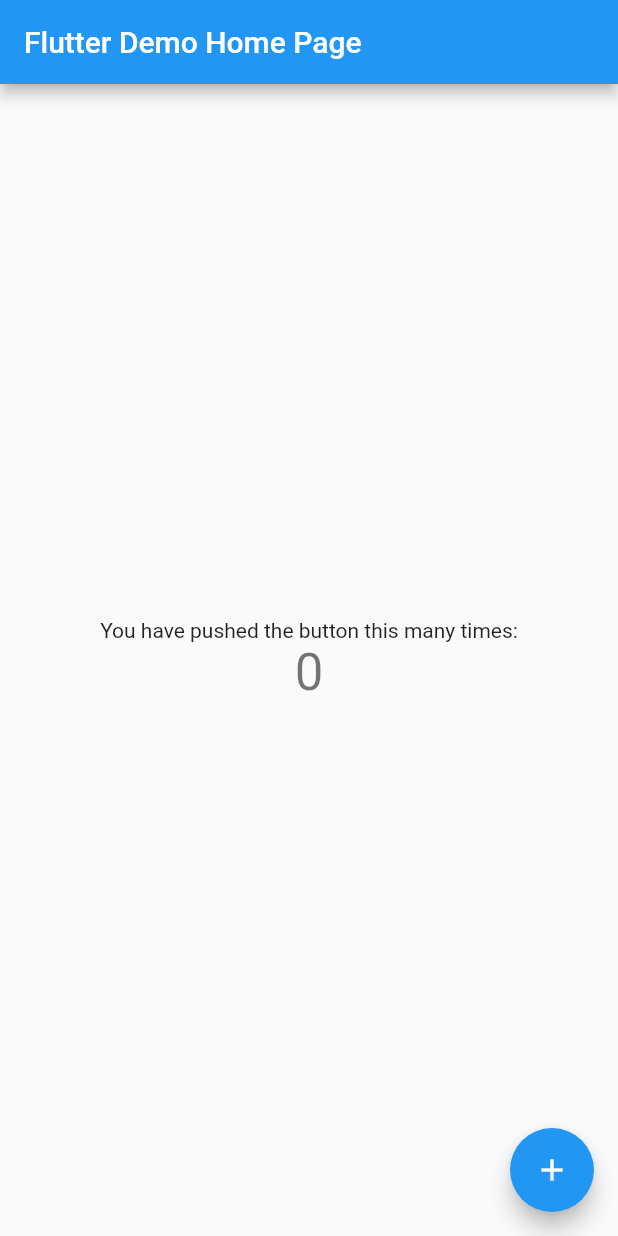
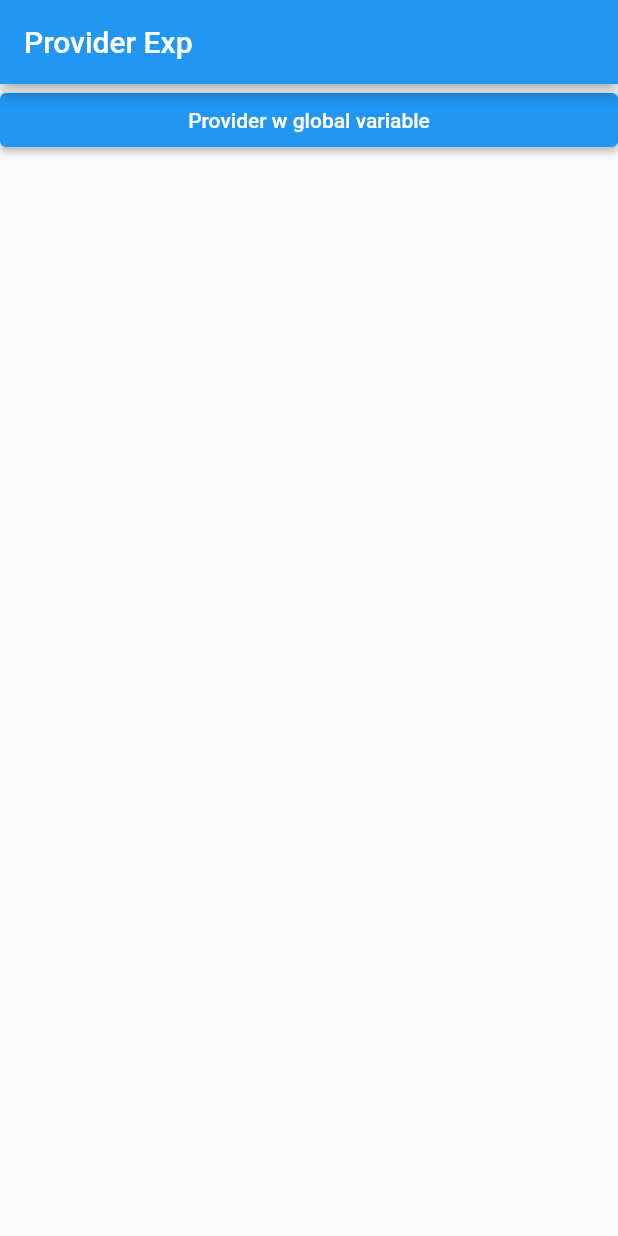
Before and after one commit to faithomotoso/provider_thingies, a Flutter app: the screen it shows after launch, on a phone screen of 412 x 824 dp. Run offline on Flutter 3.47's test engine with Material 2 defaults, Android fonts, the phone set to English and light mode, and no system bars.

Commit message:
Exp with a global variable view model, and testing with ChangeNotifierProvider.value which triggers a rebuild of the whole build method. This global variable can be used as a normal provider  #Please enter the commit message for your changes. Lines starting

```diff
--- a/analysis_options.yaml
+++ /dev/null
@@ -1,29 +0,0 @@
-# This file configures the analyzer, which statically analyzes Dart code to
-# check for errors, warnings, and lints.
-#
-# The issues identified by the analyzer are surfaced in the UI of Dart-enabled
-# IDEs (https://dart.dev/tools#ides-and-editors). The analyzer can also be
-# invoked from the command line by running `flutter analyze`.
-
-# The following line activates a set of recommended lints for Flutter apps,
-# packages, and plugins designed to encourage good coding practices.
-include: package:flutter_lints/flutter.yaml
-
-linter:
-  # The lint rules applied to this project can be customized in the
-  # section below to disable rules from the `package:flutter_lints/flutter.yaml`
-  # included above or to enable additional rules. A list of all available lints
-  # and their documentation is published at
-  # https://dart-lang.github.io/linter/lints/index.html.
-  #
-  # Instead of disabling a lint rule for the entire project in the
-  # section below, it can also be suppressed for a single line of code
-  # or a specific dart file by using the `// ignore: name_of_lint` and
-  # `// ignore_for_file: name_of_lint` syntax on the line or in the file
-  # producing the lint.
-  rules:
-    # avoid_print: false  # Uncomment to disable the `avoid_print` rule
-    # prefer_single_quotes: true  # Uncomment to enable the `prefer_single_quotes` rule
-
-# Additional information about this file can be found at
-# https://dart.dev/guides/language/analysis-options
--- a/lib/main.dart
+++ b/lib/main.dart
@@ -1,8 +1,13 @@
 import 'package:flutter/material.dart';
+import 'package:provider/provider.dart';
+import 'package:provider_thingies/domain/view_models/random_view_model.dart';
+import 'package:provider_thingies/ui/provider_w_global_variable/page1.dart';
 
 void main() {
   runApp(const MyApp());
 }
+
+RandomViewModel randomViewModel = RandomViewModel();
 
 class MyApp extends StatelessWidget {
   const MyApp({Key? key}) : super(key: key);
@@ -10,106 +15,44 @@
   // This widget is the root of your application.
   @override
   Widget build(BuildContext context) {
-    return MaterialApp(
-      title: 'Flutter Demo',
-      theme: ThemeData(
-        // This is the theme of your application.
-        //
-        // Try running your application with "flutter run". You'll see the
-        // application has a blue toolbar. Then, without quitting the app, try
-        // changing the primarySwatch below to Colors.green and then invoke
-        // "hot reload" (press "r" in the console where you ran "flutter run",
-        // or simply save your changes to "hot reload" in a Flutter IDE).
-        // Notice that the counter didn't reset back to zero; the application
-        // is not restarted.
-        primarySwatch: Colors.blue,
+    return ChangeNotifierProvider.value(
+      value: randomViewModel,
+      child: MaterialApp(
+        title: 'Flutter Demo',
+        theme: ThemeData(
+          primarySwatch: Colors.blue,
+        ),
+        home: EntryPoint(),
       ),
-      home: const MyHomePage(title: 'Flutter Demo Home Page'),
     );
   }
 }
 
-class MyHomePage extends StatefulWidget {
-  const MyHomePage({Key? key, required this.title}) : super(key: key);
-
-  // This widget is the home page of your application. It is stateful, meaning
-  // that it has a State object (defined below) that contains fields that affect
-  // how it looks.
-
-  // This class is the configuration for the state. It holds the values (in this
-  // case the title) provided by the parent (in this case the App widget) and
-  // used by the build method of the State. Fields in a Widget subclass are
-  // always marked "final".
-
-  final String title;
-
-  @override
-  State<MyHomePage> createState() => _MyHomePageState();
-}
-
-class _MyHomePageState extends State<MyHomePage> {
-  int _counter = 0;
-
-  void _incrementCounter() {
-    setState(() {
-      // This call to setState tells the Flutter framework that something has
-      // changed in this State, which causes it to rerun the build method below
-      // so that the display can reflect the updated values. If we changed
-      // _counter without calling setState(), then the build method would not be
-      // called again, and so nothing would appear to happen.
-      _counter++;
-    });
-  }
+class EntryPoint extends StatelessWidget {
+  const EntryPoint({Key? key}) : super(key: key);
 
   @override
   Widget build(BuildContext context) {
-    // This method is rerun every time setState is called, for instance as done
-    // by the _incrementCounter method above.
-    //
-    // The Flutter framework has been optimized to make rerunning build methods
-    // fast, so that you can just rebuild anything that needs updating rather
-    // than having to individually change instances of widgets.
     return Scaffold(
       appBar: AppBar(
-        // Here we take the value from the MyHomePage object that was created by
-        // the App.build method, and use it to set our appbar title.
-        title: Text(widget.title),
+        title: Text("Provider Exp"),
       ),
-      body: Center(
-        // Center is a layout widget. It takes a single child and positions it
-        // in the middle of the parent.
-        child: Column(
-          // Column is also a layout widget. It takes a list of children and
-          // arranges them vertically. By default, it sizes itself to fit its
-          // children horizontally, and tries to be as tall as its parent.
-          //
-          // Invoke "debug painting" (press "p" in the console, choose the
-          // "Toggle Debug Paint" action from the Flutter Inspector in Android
-          // Studio, or the "Toggle Debug Paint" command in Visual Studio Code)
-          // to see the wireframe for each widget.
-          //
-          // Column has various properties to control how it sizes itself and
-          // how it positions its children. Here we use mainAxisAlignment to
-          // center the children vertically; the main axis here is the vertical
-          // axis because Columns are vertical (the cross axis would be
-          // horizontal).
-          mainAxisAlignment: MainAxisAlignment.center,
-          children: <Widget>[
-            const Text(
-              'You have pushed the button this many times:',
-            ),
-            Text(
-              '$_counter',
-              style: Theme.of(context).textTheme.headline4,
-            ),
+      body: SafeArea(
+        child: ListView(
+          children: [
+            _button(
+                text: "Provider w global variable",
+                onTap: () {
+                  Navigator.push(
+                      context, MaterialPageRoute(builder: (ctx) => Intermid()));
+                }),
           ],
         ),
       ),
-      floatingActionButton: FloatingActionButton(
-        onPressed: _incrementCounter,
-        tooltip: 'Increment',
-        child: const Icon(Icons.add),
-      ), // This trailing comma makes auto-formatting nicer for build methods.
     );
   }
+
+  Widget _button({required String text, required VoidCallback onTap}) {
+    return ElevatedButton(onPressed: onTap, child: Text(text));
+  }
 }
```
Also changed, not shown: lib/domain/view_models/random_view_model.dart (added, +22 -0 lines), lib/ui/provider_w_global_variable/page1.dart (added, +70 -0 lines), lib/ui/provider_w_global_variable/page2.dart (added, +39 -0 lines), pubspec.yaml (+1 -7 lines), pubspec.lock.
